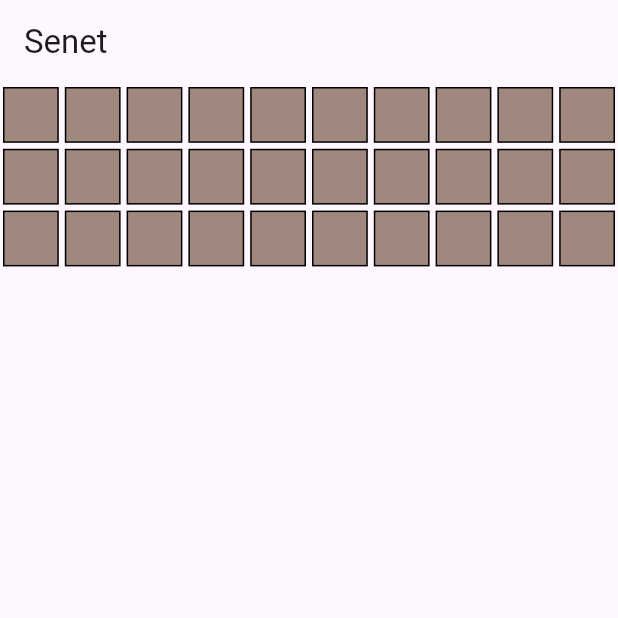
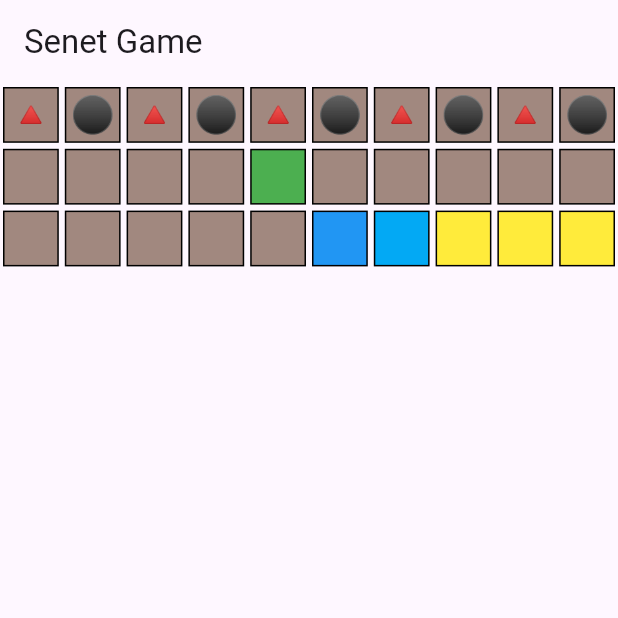
Before and after one commit to BlackWolf00/Senet-Game, a Flutter app: the screen it shows after launch, on a phone screen of 412 x 824 dp, the top half of it. Run offline on Flutter 3.47's test engine with Material 3 defaults, Android fonts, the phone set to English and light mode, and no system bars.

Commit message:
Added special tiles and changed pawns

```diff
--- a/lib/main.dart
+++ b/lib/main.dart
@@ -4,28 +4,73 @@ void main() {
   runApp(SenetGame());
 }
 
-class SenetGame extends StatelessWidget {
+class SenetGame extends StatefulWidget {
+  @override
+  _SenetGameState createState() => _SenetGameState();
+}
+
+class _SenetGameState extends State<SenetGame> {
+  // Mappa della plancia con pedine alternate (spools e cones)
+  Map<int, String> board = {
+    0: 'cone', 1: 'spool', 2: 'cone', 3: 'spool', 4: 'cone',
+    5: 'spool', 6: 'cone', 7: 'spool', 8: 'cone', 9: 'spool',
+  };
+
+  // Mappa delle caselle speciali
+  Map<int, String> specialTiles = {
+    14: 'house_of_life',
+    25: 'house_of_happiness',
+    26: 'house_of_water',
+    27: 'exit',
+    28: 'exit',
+    29: 'exit',
+  };
+
   @override
   Widget build(BuildContext context) {
     return MaterialApp(
-      debugShowCheckedModeBanner: false,
       home: Scaffold(
-        appBar: AppBar(title: Text('Senet')),
+        appBar: AppBar(title: Text('Senet Game')),
         body: Center(
           child: GridView.builder(
             gridDelegate: SliverGridDelegateWithFixedCrossAxisCount(
-              crossAxisCount: 10, // 10 colonne per fila
+              crossAxisCount: 10,
             ),
-            itemCount: 30, // 30 caselle totali
+            itemCount: 30,
             itemBuilder: (context, index) {
+              Color tileColor = Colors.brown[300]!;
+
+              if (specialTiles.containsKey(index)) {
+                switch (specialTiles[index]) {
+                  case 'house_of_life':
+                    tileColor = Colors.green;
+                    break;
+                  case 'house_of_happiness':
+                    tileColor = Colors.blue;
+                    break;
+                  case 'house_of_water':
+                    tileColor = Colors.lightBlue;
+                    break;
+                  case 'exit':
+                    tileColor = Colors.yellow;
+                    break;
+                }
+              }
+
               return Container(
                 margin: EdgeInsets.all(2),
                 decoration: BoxDecoration(
-                  border: Border.all(color: Colors.black),
-                  color: Colors.brown[300],
+                  color: tileColor,
+                  border: Border.all(color: Colors.black, width: 1),
                 ),
-                height: 50,
-                width: 50,
+                child: Center(
+                  child: board.containsKey(index)
+                      ? Text(
+                    board[index] == 'cone' ? '🔺' : '⚫',
+                    style: TextStyle(fontSize: 24),
+                  )
+                      : null,
+                ),
               );
             },
           ),
```
